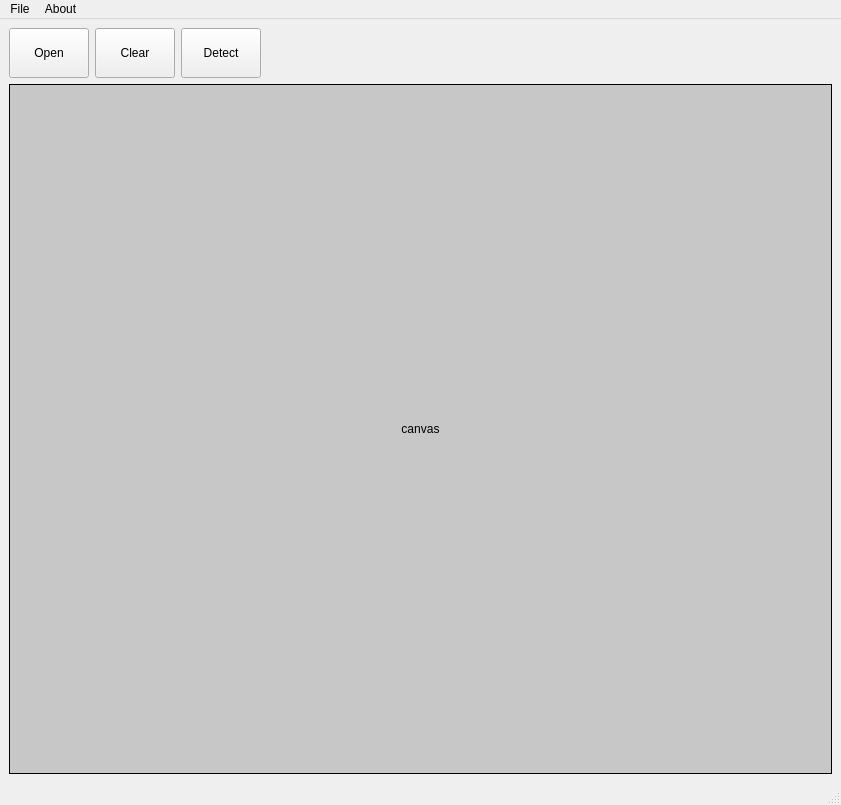
The window that ui/fMain.ui (duotien/MNIST-Digit-Classifier) describes before a commit, drawn with Qt 5.
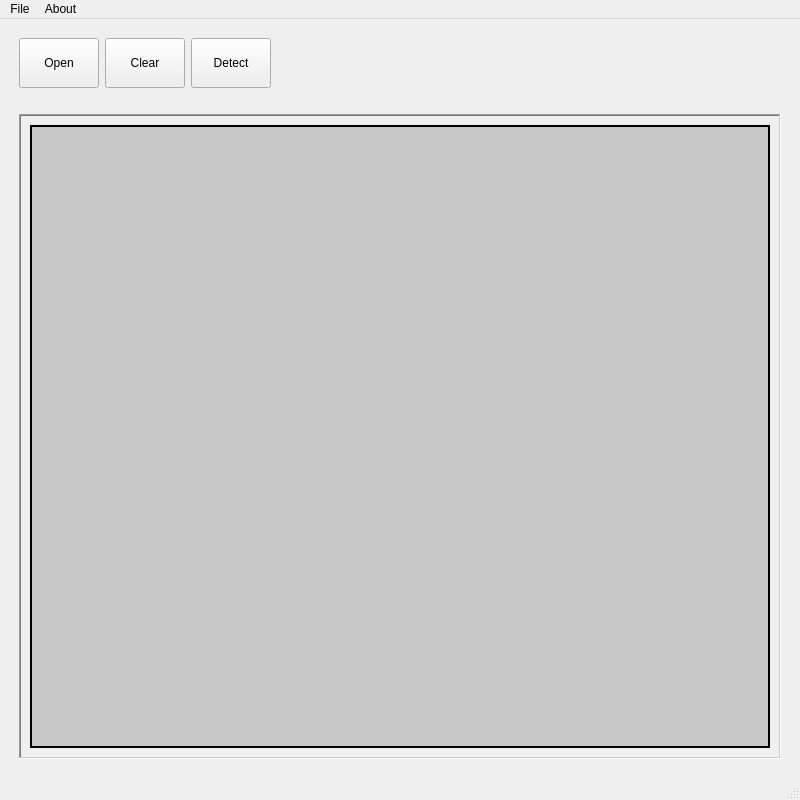
The same window after the commit.

Commit message: add scrollable label image

The edit to the form file:
```diff
--- a/ui/fMain.ui
+++ b/ui/fMain.ui
@@ -6,23 +6,47 @@
    <rect>
     <x>0</x>
     <y>0</y>
-    <width>841</width>
-    <height>805</height>
+    <width>800</width>
+    <height>800</height>
    </rect>
   </property>
+  <property name="sizePolicy">
+   <sizepolicy hsizetype="Fixed" vsizetype="Fixed">
+    <horstretch>0</horstretch>
+    <verstretch>0</verstretch>
+   </sizepolicy>
+  </property>
+  <property name="minimumSize">
+   <size>
+    <width>800</width>
+    <height>800</height>
+   </size>
+  </property>
   <property name="windowTitle">
    <string>Hand Writing Detector</string>
   </property>
   <widget class="QWidget" name="centralwidget">
    <layout class="QGridLayout" name="gridLayout">
     <item row="0" column="0">
-     <layout class="QHBoxLayout" name="horizontalLayout" stretch="0,0,0,0">
+     <layout class="QHBoxLayout" name="hlayout_buttons" stretch="0,0,0,0">
       <property name="spacing">
        <number>6</number>
       </property>
       <property name="sizeConstraint">
        <enum>QLayout::SetDefaultConstraint</enum>
       </property>
+      <property name="leftMargin">
+       <number>10</number>
+      </property>
+      <property name="topMargin">
+       <number>10</number>
+      </property>
+      <property name="rightMargin">
+       <number>10</number>
+      </property>
+      <property name="bottomMargin">
+       <number>10</number>
+      </property>
       <item>
        <widget class="QPushButton" name="btn_open">
         <property name="minimumSize">
@@ -78,7 +102,49 @@
      </layout>
     </item>
     <item row="1" column="0">
-     <layout class="QVBoxLayout" name="verticalLayout">
+     <layout class="QVBoxLayout" name="vlayout_canvas">
+      <property name="leftMargin">
+       <number>10</number>
+      </property>
+      <property name="topMargin">
+       <number>10</number>
+      </property>
+      <property name="rightMargin">
+       <number>10</number>
+      </property>
+      <property name="bottomMargin">
+       <number>10</number>
+      </property>
+      <item>
+       <widget class="QScrollArea" name="scrollArea">
+        <property name="frameShape">
+         <enum>QFrame::WinPanel</enum>
+        </property>
+        <property name="lineWidth">
+         <number>1</number>
+        </property>
+        <property name="widgetResizable">
+         <bool>true</bool>
+        </property>
+        <property name="alignment">
+         <set>Qt::AlignCenter</set>
+        </property>
+        <widget class="QWidget" name="scrollAreaWidgetContents_2">
+         <property name="geometry">
+          <rect>
+           <x>0</x>
+           <y>0</y>
+           <width>758</width>
+           <height>641</height>
+          </rect>
+         </property>
+         <property name="sizePolicy">
+          <sizepolicy hsizetype="Preferred" vsizetype="Preferred">
+           <horstretch>0</horstretch>
+           <verstretch>0</verstretch>
+          </sizepolicy>
+         </property>
+         <layout class="QHBoxLayout" name="horizontalLayout">
       <item>
        <widget class="QLabel" name="lbl_canvas">
         <property name="palette">
@@ -530,17 +596,21 @@
          <bool>true</bool>
         </property>
         <property name="frameShape">
-         <enum>QFrame::Box</enum>
+             <enum>QFrame::WinPanel</enum>
+            </property>
+            <property name="lineWidth">
+             <number>1</number>
         </property>
         <property name="text">
-         <string>canvas</string>
-        </property>
-        <property name="scaledContents">
-         <bool>true</bool>
+             <string/>
         </property>
         <property name="alignment">
          <set>Qt::AlignCenter</set>
         </property>
+           </widget>
+          </item>
+         </layout>
+        </widget>
        </widget>
       </item>
      </layout>
@@ -552,7 +622,7 @@
     <rect>
      <x>0</x>
      <y>0</y>
-     <width>841</width>
+     <width>800</width>
      <height>21</height>
     </rect>
    </property>
```
Lines whose indentation alone changed are shown as unchanged. The commit also changes 1 other file.
